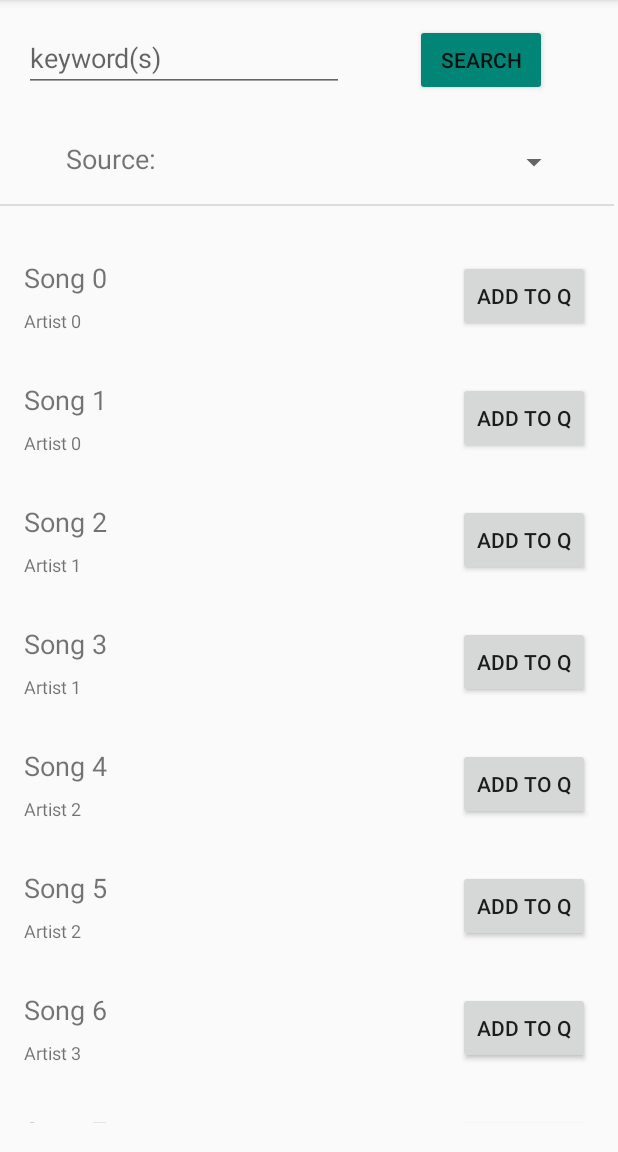
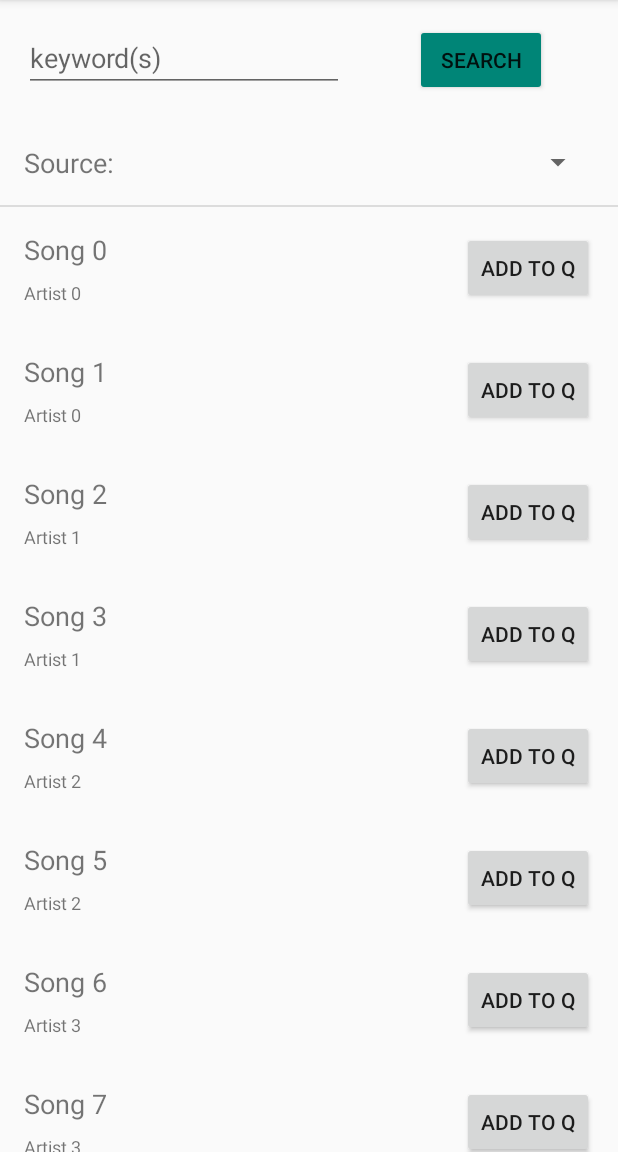
Before and after one commit to maxfieldforsythe/GroupQ, an Android app: the screen it shows after launch (MainActivity), after a tap on "LOG IN", on a phone screen of 412 x 824 dp, the part 84-1236 px from its top. Run offline under Robolectric (Android 15) with nearby library versions, the phone set to English and light mode, and no system bars.

Commit message:
Fixed SongSearch layout

```diff
--- a/app/src/main/java/com/csci448/qquality/groupq/ui/songsearch/SongSearchFragment.kt
+++ b/app/src/main/java/com/csci448/qquality/groupq/ui/songsearch/SongSearchFragment.kt
@@ -45,7 +45,7 @@ class SongSearchFragment : Fragment() {
         searchEditText = view.findViewById(R.id.search_edit_text)
         sourceSpinner = view.findViewById(R.id.source_spinner)
 
-        searchRecyclerView = view.findViewById(R.id.song_seach_recycler)
+        searchRecyclerView = view.findViewById(R.id.song_search_recycler)
         searchRecyclerView.layoutManager = LinearLayoutManager(context)
 
         updateUI()
--- a/app/src/main/res/layout/fragment_song_search.xml
+++ b/app/src/main/res/layout/fragment_song_search.xml
@@ -30,42 +30,46 @@
         app:layout_constraintStart_toEndOf="@+id/search_edit_text"
         app:layout_constraintTop_toTopOf="parent" />
 
+
+    <TextView
+        android:id="@+id/source_textview"
+        android:layout_width="wrap_content"
+        android:layout_height="wrap_content"
+        android:layout_marginStart="16dp"
+        android:layout_marginTop="32dp"
+        android:text="@string/source"
+        android:textSize="18sp"
+        app:layout_constraintStart_toStartOf="parent"
+        app:layout_constraintTop_toBottomOf="@id/search_button" />
+
+
     <Spinner
         android:id="@+id/source_spinner"
         android:layout_width="wrap_content"
         android:layout_height="wrap_content"
         android:layout_marginTop="32dp"
-        android:layout_marginEnd="32dp"
+        android:layout_marginEnd="16dp"
         android:minWidth="200dp"
         app:layout_constraintEnd_toEndOf="parent"
-        app:layout_constraintTop_toBottomOf="@+id/search_button" />
+        app:layout_constraintTop_toBottomOf="@id/search_button" />
 
-    <TextView
-        android:id="@+id/source_textview"
-        android:layout_width="wrap_content"
-        android:layout_height="wrap_content"
-        android:layout_marginTop="32dp"
-        android:layout_marginEnd="32dp"
-        android:text="@string/source"
-        android:textSize="18sp"
-        app:layout_constraintEnd_toStartOf="@+id/source_spinner"
-        app:layout_constraintStart_toStartOf="parent"
-        app:layout_constraintTop_toBottomOf="@+id/search_edit_text" />
 
     <View
         android:id="@+id/divider"
-        android:layout_width="409dp"
+        android:layout_width="match_parent"
         android:layout_height="1dp"
         android:layout_marginTop="16dp"
         android:background="?android:attr/listDivider"
         app:layout_constraintStart_toStartOf="parent"
-        app:layout_constraintTop_toBottomOf="@+id/source_spinner" />
+        app:layout_constraintTop_toBottomOf="@+id/source_textview" />
 
     <androidx.recyclerview.widget.RecyclerView
-        android:id="@+id/song_seach_recycler"
-        android:layout_width="409dp"
-        android:layout_height="592dp"
+        android:id="@+id/song_search_recycler"
+        android:layout_width="match_parent"
+        android:layout_height="0dp"
         app:layout_constraintBottom_toBottomOf="parent"
+        app:layout_constraintEnd_toEndOf="parent"
+        app:layout_constraintHorizontal_bias="0.0"
         app:layout_constraintStart_toStartOf="parent"
         app:layout_constraintTop_toBottomOf="@+id/divider" />
 
```
